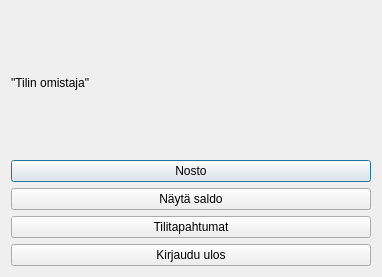
This is bankautomat/kayttoliittyma.ui in AJHosuja/BankAutomat as Qt 5 draws it before an edit. The edited form follows.
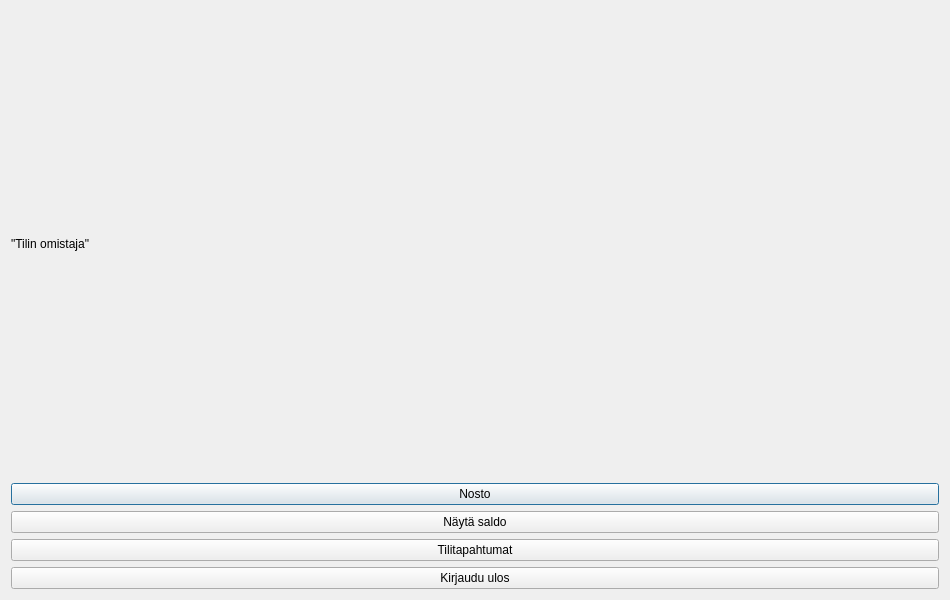
This is the edited form.

```diff
--- a/bankautomat/kayttoliittyma.ui
+++ b/bankautomat/kayttoliittyma.ui
@@ -6,8 +6,8 @@
    <rect>
     <x>0</x>
     <y>0</y>
-    <width>382</width>
-    <height>277</height>
+    <width>950</width>
+    <height>600</height>
    </rect>
   </property>
   <property name="windowTitle">
```
